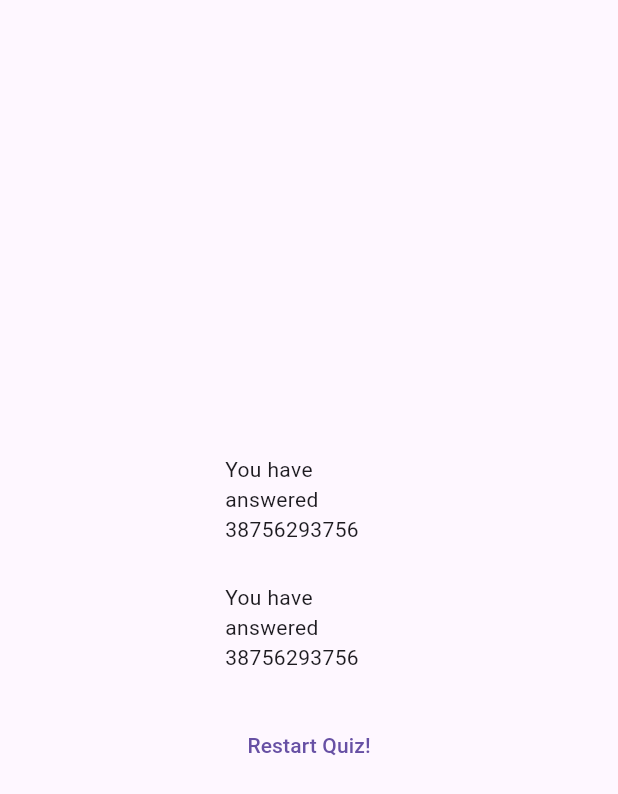
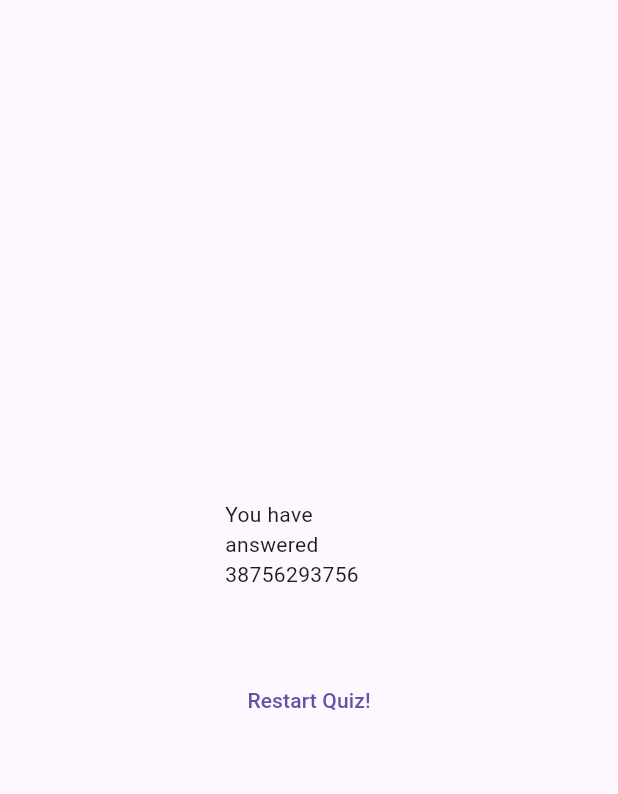
Before and after one commit to Olooce/basic_quiz_app, a Flutter app: the ResultsScreen widget shown alone on an empty page, opened directly with empty values, on a phone screen of 412 x 824 dp. Shown: the top 794 px of the screen. Run offline on Flutter 3.47's test engine with Material 3 defaults, Android fonts, the phone set to English and light mode, and no system bars; our stand-ins replace google_fonts.

Commit message:
test: add or update tests

```diff
--- a/lib/questions_summary.dart
+++ b/lib/questions_summary.dart
@@ -9,6 +9,12 @@ class QuestionsSummary extends StatelessWidget {
       children: summary.map((data) {
         return Row(children: [
           Text(((data['question_index'] as int) + 1).toString()),
+          Column(children: [
+            Text(data['question'] as String),
+            const SizedBox(height: 5),
+            Text(data['user_answer'] as String),
+            Text(data['correct_answer'] as String),
+          ]),
         ]);
       }).toList(),
     );
--- a/lib/results_screen.dart
+++ b/lib/results_screen.dart
@@ -1,3 +1,4 @@
+import 'package:basic_quiz_app/questions_summary.dart';
 import 'package:flutter/material.dart';
 import 'package:basic_quiz_app/data/questions.dart';
 
@@ -30,7 +31,7 @@ class ResultsScreen extends StatelessWidget {
         child: Column(mainAxisAlignment: MainAxisAlignment.center, children: [
           const Text("You have answered 38756293756"),
           const SizedBox(height: 25),
-          const Text("You have answered 38756293756"),
+          QuestionsSummary(summary: getSummary()),
           const SizedBox(height: 25),
           TextButton(
             onPressed: () {},
```
